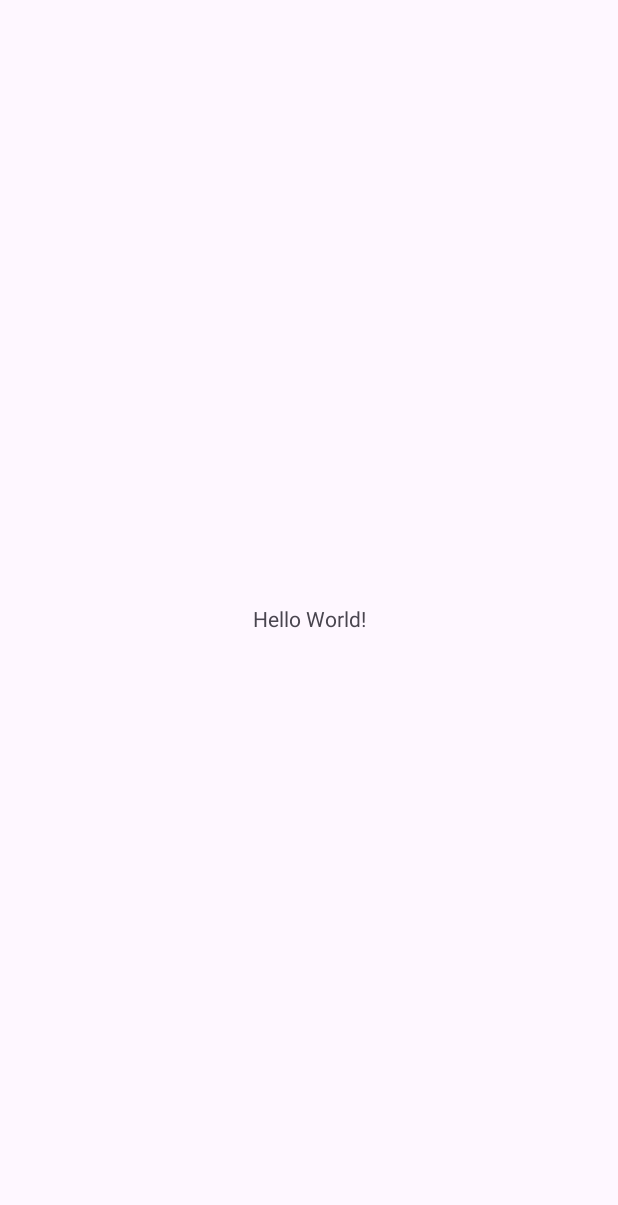
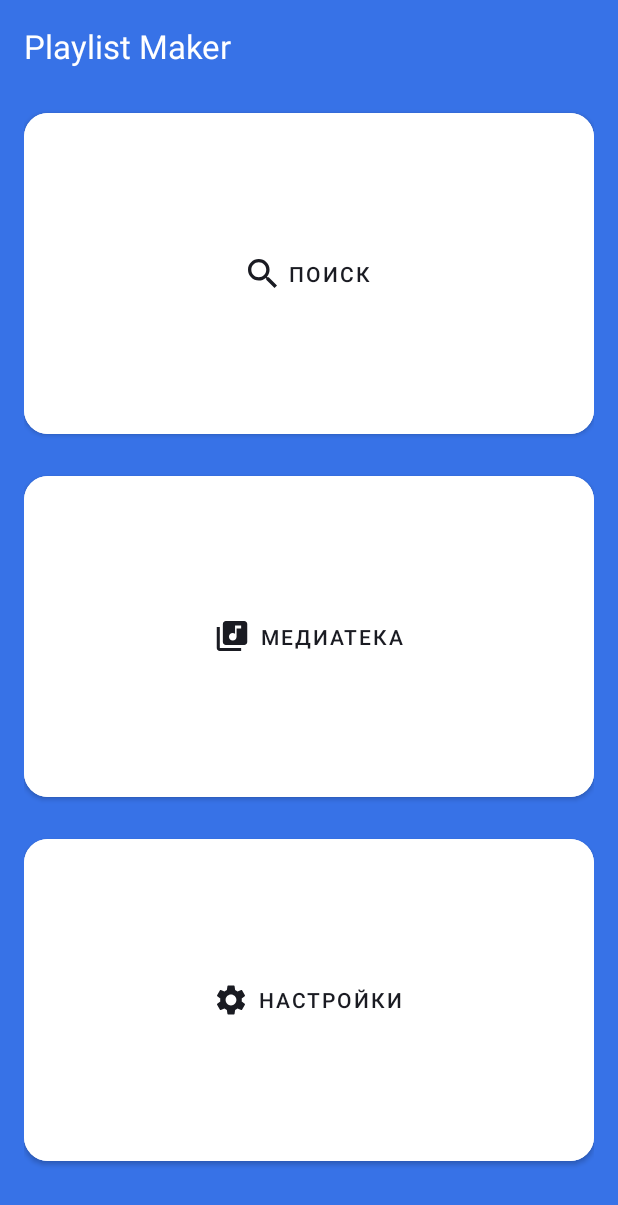
Before and after one commit to NoGameNoLifeProject/PlaylistMaker, an Android app: the screen it shows after launch (MainActivity), on a phone screen of 412 x 824 dp. Before the commit the part shown is almost empty. Shown: the top 1205 px of the screen. Run offline under Robolectric (Android 15) with nearby library versions, the phone set to English and light mode, and no system bars.

Commit message:
Спринт 8

```diff
--- a/app/src/main/java/com/practicum/playlistmaker/MainActivity.kt
+++ b/app/src/main/java/com/practicum/playlistmaker/MainActivity.kt
@@ -1,6 +1,10 @@
 package com.practicum.playlistmaker
 
+import android.content.Intent
 import android.os.Bundle
+import android.view.View
+import android.widget.Button
+import android.widget.Toast
 import androidx.activity.enableEdgeToEdge
 import androidx.appcompat.app.AppCompatActivity
 import androidx.core.view.ViewCompat
@@ -11,6 +15,28 @@ class MainActivity : AppCompatActivity() {
         super.onCreate(savedInstanceState)
         enableEdgeToEdge()
         setContentView(R.layout.activity_main)
+
+        val searchButton = findViewById<Button>(R.id.search_button)
+        val mediaButton = findViewById<Button>(R.id.media_button)
+        val settingsButton = findViewById<Button>(R.id.settings_button)
+
+        val searchClickListener: View.OnClickListener = object : View.OnClickListener {
+            override fun onClick(v: View?) {
+//                Toast.makeText(this@MainActivity, "Поиск", Toast.LENGTH_SHORT).show()
+            }
+        }
+        searchButton.setOnClickListener(searchClickListener)
+
+        mediaButton.setOnClickListener {
+//            Toast.makeText(this@MainActivity, "Медиатека", Toast.LENGTH_SHORT).show()
+        }
+
+        settingsButton.setOnClickListener {
+            val displayIntent = Intent(this, SettingsActivity::class.java)
+            startActivity(displayIntent)
+//            Toast.makeText(this@MainActivity, "Настройки", Toast.LENGTH_SHORT).show()
+        }
+
         ViewCompat.setOnApplyWindowInsetsListener(findViewById(R.id.main)) { v, insets ->
             val systemBars = insets.getInsets(WindowInsetsCompat.Type.systemBars())
             v.setPadding(systemBars.left, systemBars.top, systemBars.right, systemBars.bottom)
--- /dev/null
+++ b/app/src/main/res/drawable/media_icon.xml
@@ -0,0 +1,9 @@
+<vector xmlns:android="http://schemas.android.com/apk/res/android"
+    android:width="21dp"
+    android:height="20dp"
+    android:viewportWidth="21"
+    android:viewportHeight="20">
+  <path
+      android:pathData="M18.5,0H6.5C5.4,0 4.5,0.9 4.5,2V14C4.5,15.1 5.4,16 6.5,16H18.5C19.6,16 20.5,15.1 20.5,14V2C20.5,0.9 19.6,0 18.5,0ZM16.5,5H13.5V10.5C13.5,11.88 12.38,13 11,13C9.62,13 8.5,11.88 8.5,10.5C8.5,9.12 9.62,8 11,8C11.57,8 12.08,8.19 12.5,8.51V3H16.5V5ZM2.5,4H0.5V18C0.5,19.1 1.4,20 2.5,20H16.5V18H2.5V4Z"
+      android:fillColor="#1A1B22"/>
+</vector>
--- /dev/null
+++ b/app/src/main/res/drawable/search_icon.xml
@@ -0,0 +1,9 @@
+<vector xmlns:android="http://schemas.android.com/apk/res/android"
+    android:width="19dp"
+    android:height="19dp"
+    android:viewportWidth="19"
+    android:viewportHeight="19">
+  <path
+      android:pathData="M13.579,11.95H12.721L12.417,11.656C13.481,10.418 14.122,8.81 14.122,7.061C14.122,3.161 10.961,0 7.061,0C3.161,0 0,3.161 0,7.061C0,10.961 3.161,14.122 7.061,14.122C8.81,14.122 10.418,13.481 11.656,12.417L11.95,12.721V13.579L17.381,19L19,17.381L13.579,11.95ZM7.061,11.95C4.356,11.95 2.173,9.766 2.173,7.061C2.173,4.356 4.356,2.173 7.061,2.173C9.766,2.173 11.95,4.356 11.95,7.061C11.95,9.766 9.766,11.95 7.061,11.95Z"
+      android:fillColor="#1A1B22"/>
+</vector>
--- /dev/null
+++ b/app/src/main/res/drawable/settings_icon.xml
@@ -0,0 +1,9 @@
+<vector xmlns:android="http://schemas.android.com/apk/res/android"
+    android:width="20dp"
+    android:height="20dp"
+    android:viewportWidth="20"
+    android:viewportHeight="20">
+  <path
+      android:pathData="M17.14,10.94C17.18,10.64 17.2,10.33 17.2,10C17.2,9.68 17.18,9.36 17.13,9.06L19.16,7.48C19.34,7.34 19.39,7.07 19.28,6.87L17.36,3.55C17.24,3.33 16.99,3.26 16.77,3.33L14.38,4.29C13.88,3.91 13.35,3.59 12.76,3.35L12.4,0.81C12.36,0.57 12.16,0.4 11.92,0.4H8.08C7.84,0.4 7.65,0.57 7.61,0.81L7.25,3.35C6.66,3.59 6.12,3.92 5.63,4.29L3.24,3.33C3.02,3.25 2.77,3.33 2.65,3.55L0.74,6.87C0.62,7.08 0.66,7.34 0.86,7.48L2.89,9.06C2.84,9.36 2.8,9.69 2.8,10C2.8,10.31 2.82,10.64 2.87,10.94L0.84,12.52C0.66,12.66 0.61,12.93 0.72,13.13L2.64,16.45C2.76,16.67 3.01,16.74 3.23,16.67L5.62,15.71C6.12,16.09 6.65,16.41 7.24,16.65L7.6,19.19C7.65,19.43 7.84,19.6 8.08,19.6H11.92C12.16,19.6 12.36,19.43 12.39,19.19L12.75,16.65C13.34,16.41 13.88,16.09 14.37,15.71L16.76,16.67C16.98,16.75 17.23,16.67 17.35,16.45L19.27,13.13C19.39,12.91 19.34,12.66 19.15,12.52L17.14,10.94ZM10,13.6C8.02,13.6 6.4,11.98 6.4,10C6.4,8.02 8.02,6.4 10,6.4C11.98,6.4 13.6,8.02 13.6,10C13.6,11.98 11.98,13.6 10,13.6Z"
+      android:fillColor="#1A1B22"/>
+</vector>
--- a/app/src/main/res/layout/activity_main.xml
+++ b/app/src/main/res/layout/activity_main.xml
@@ -7,13 +7,65 @@
     android:layout_height="match_parent"
     tools:context=".MainActivity">
 
-    <TextView
-        android:layout_width="wrap_content"
-        android:layout_height="wrap_content"
-        android:text="Hello World!"
-        app:layout_constraintBottom_toBottomOf="parent"
-        app:layout_constraintEnd_toEndOf="parent"
-        app:layout_constraintStart_toStartOf="parent"
-        app:layout_constraintTop_toTopOf="parent" />
+    <LinearLayout
+        android:layout_width="match_parent"
+        android:layout_height="match_parent"
+        android:background="@color/primary"
+        android:orientation="vertical"
+        android:padding="16dp">
 
+        <TextView
+            android:layout_width="wrap_content"
+            android:layout_height="wrap_content"
+            android:paddingBottom="24dp"
+            android:text="@string/app_name"
+            android:textColor="@color/white"
+            android:textSize="@dimen/title_text_size" />
+
+        <Button
+            android:id="@+id/search_button"
+            android:layout_width="match_parent"
+            android:layout_height="0dp"
+            android:layout_marginBottom="16dp"
+            android:layout_weight="1"
+            android:backgroundTint="@color/white"
+            android:text="@string/search"
+            android:textColor="@color/text_main_black"
+            app:cornerRadius="@dimen/corner_radius_medium"
+            app:icon="@drawable/search_icon"
+            app:iconGravity="textStart"
+            app:iconPadding="@dimen/icon_text_padding"
+            app:iconTint="@color/text_main_black" />
+
+        <Button
+            android:id="@+id/media_button"
+            android:layout_width="match_parent"
+            android:layout_height="0dp"
+            android:layout_marginBottom="16dp"
+            android:layout_weight="1"
+            android:backgroundTint="@color/white"
+            android:text="@string/media"
+            android:textColor="@color/text_main_black"
+            app:cornerRadius="@dimen/corner_radius_medium"
+            app:icon="@drawable/media_icon"
+            app:iconGravity="textStart"
+            app:iconPadding="@dimen/icon_text_padding"
+            app:iconTint="@color/text_main_black" />
+
+        <Button
+            android:id="@+id/settings_button"
+            android:layout_width="match_parent"
+            android:layout_height="0dp"
+            android:layout_marginBottom="28dp"
+            android:layout_weight="1"
+            android:backgroundTint="@color/white"
+            android:baselineAligned="false"
+            android:text="@string/settings"
+            android:textColor="@color/text_main_black"
+            app:cornerRadius="@dimen/corner_radius_medium"
+            app:icon="@drawable/settings_icon"
+            app:iconGravity="textStart"
+            app:iconPadding="@dimen/icon_text_padding"
+            app:iconTint="@color/text_main_black" />
+    </LinearLayout>
 </androidx.constraintlayout.widget.ConstraintLayout>
--- a/app/src/main/res/values/colors.xml
+++ b/app/src/main/res/values/colors.xml
@@ -2,4 +2,8 @@
 <resources>
     <color name="black">#FF000000</color>
     <color name="white">#FFFFFFFF</color>
+    <color name="primary">#3772E7</color>
+    <color name="text_main_black">#1A1B22</color>
+    <color name="text_settings_black">#000000</color>
+    <color name="settings_icon_color">#AEAFB4</color>
 </resources>
--- /dev/null
+++ b/app/src/main/res/values/dimens.xml
@@ -0,0 +1,7 @@
+<?xml version="1.0" encoding="utf-8"?>
+<resources>
+    <dimen name="icon_text_padding">8dp</dimen>
+    <dimen name="title_text_size">22sp</dimen>
+    <dimen name="padding_medium">16dp</dimen>
+    <dimen name="corner_radius_medium">16dp</dimen>
+</resources>
--- a/app/src/main/res/values/strings.xml
+++ b/app/src/main/res/values/strings.xml
@@ -1,3 +1,10 @@
 <resources>
     <string name="app_name">Playlist Maker</string>
+    <string name="search">Поиск</string>
+    <string name="media">Медиатека</string>
+    <string name="settings">Настройки</string>
+    <string name="settings_theme">Темная тема</string>
+    <string name="settings_share">Поделиться приложением</string>
+    <string name="settings_support">Написать в поддержку</string>
+    <string name="settings_user_agreement">Пользовательское соглашение</string>
 </resources>
```
Also changed, not shown: app/src/main/AndroidManifest.xml (+10 -1 lines), app/src/main/java/com/practicum/playlistmaker/MediaActivity.kt (added, +20 -0 lines), app/src/main/java/com/practicum/playlistmaker/SearchActivity.kt (added, +20 -0 lines), app/src/main/java/com/practicum/playlistmaker/SettingsActivity.kt (added, +21 -0 lines), app/src/main/res/drawable/arrow_back_icon.xml (added, +9 -0 lines), app/src/main/res/drawable/arrow_forward_icon.xml (added, +9 -0 lines), app/src/main/res/drawable/share_icon.xml (added, +9 -0 lines), app/src/main/res/drawable/support_icon.xml (added, +18 -0 lines), app/src/main/res/layout/activity_media.xml (added, +10 -0 lines), app/src/main/res/layout/activity_search.xml (added, +10 -0 lines), app/src/main/res/layout/activity_settings.xml (added, +136 -0 lines).
